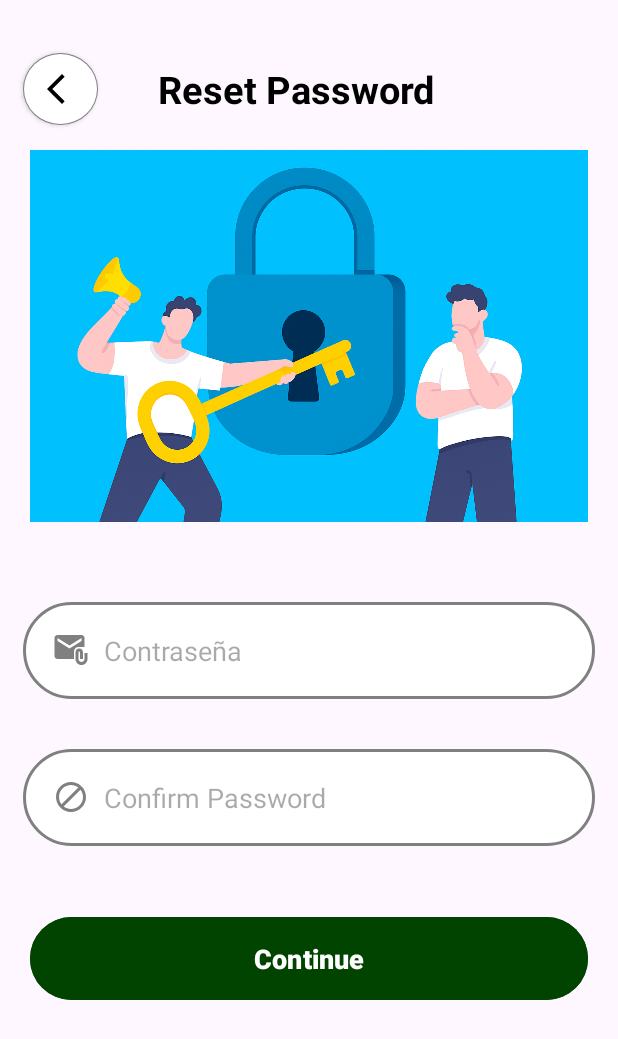
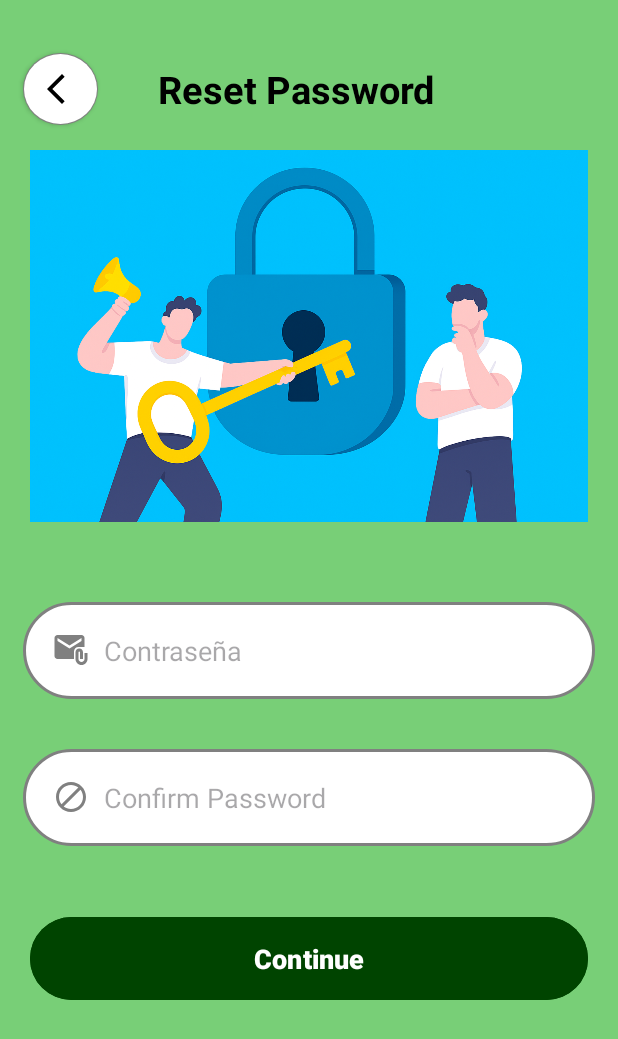
Before and after one commit to Angel96102/ProyectoGrupal, an Android app: the ResetPassword screen opened directly, with no data from a screen before it, on a phone screen of 412 x 824 dp. Shown: the top 1039 px of the screen. Run offline under Robolectric (Android 15) with nearby library versions, the phone set to English and light mode, and no system bars.

Commit message:
5 cambio

```diff
--- a/app/src/main/res/layout/activity_main.xml
+++ b/app/src/main/res/layout/activity_main.xml
@@ -131,6 +131,7 @@
             android:layout_marginTop="20px"
             android:padding="15dp"
             android:textStyle="bold"
+            android:textColor="@color/black"
             android:text="@string/next"
             android:textSize="18dp"/>
 
--- a/app/src/main/res/layout/activity_reset_password.xml
+++ b/app/src/main/res/layout/activity_reset_password.xml
@@ -5,6 +5,7 @@
     android:id="@+id/containerLayout"
     android:layout_width="match_parent"
     android:layout_height="match_parent"
+    android:background="@color/verde1"
     tools:context=".MainActivity">
 
     <LinearLayout
```
